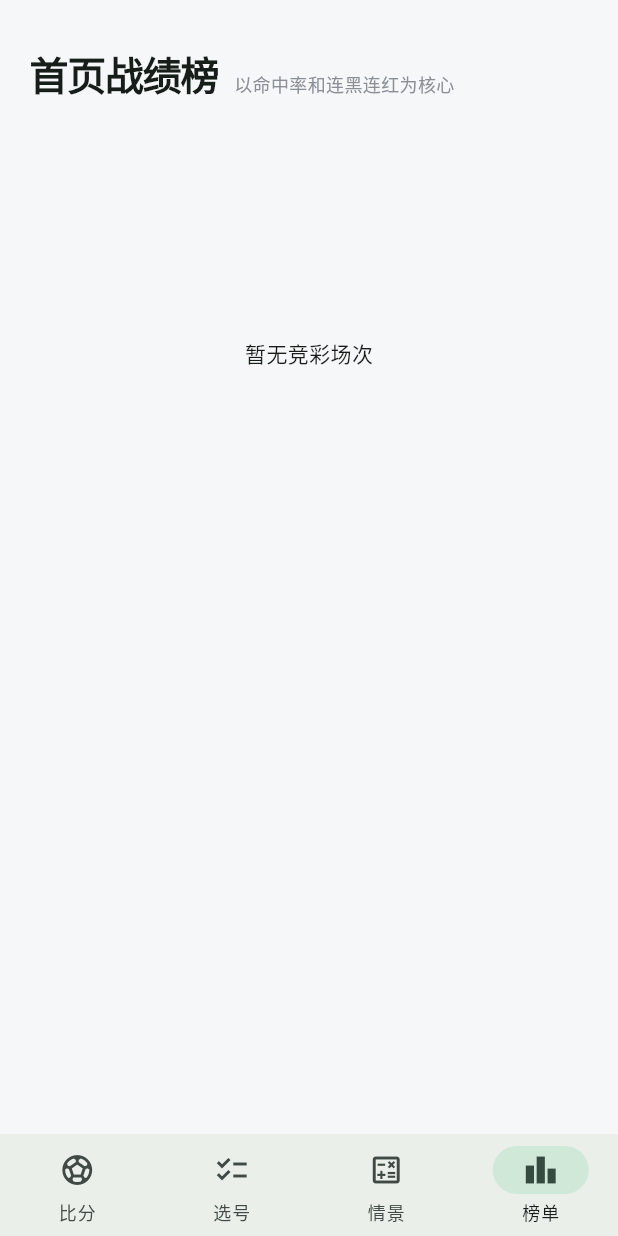
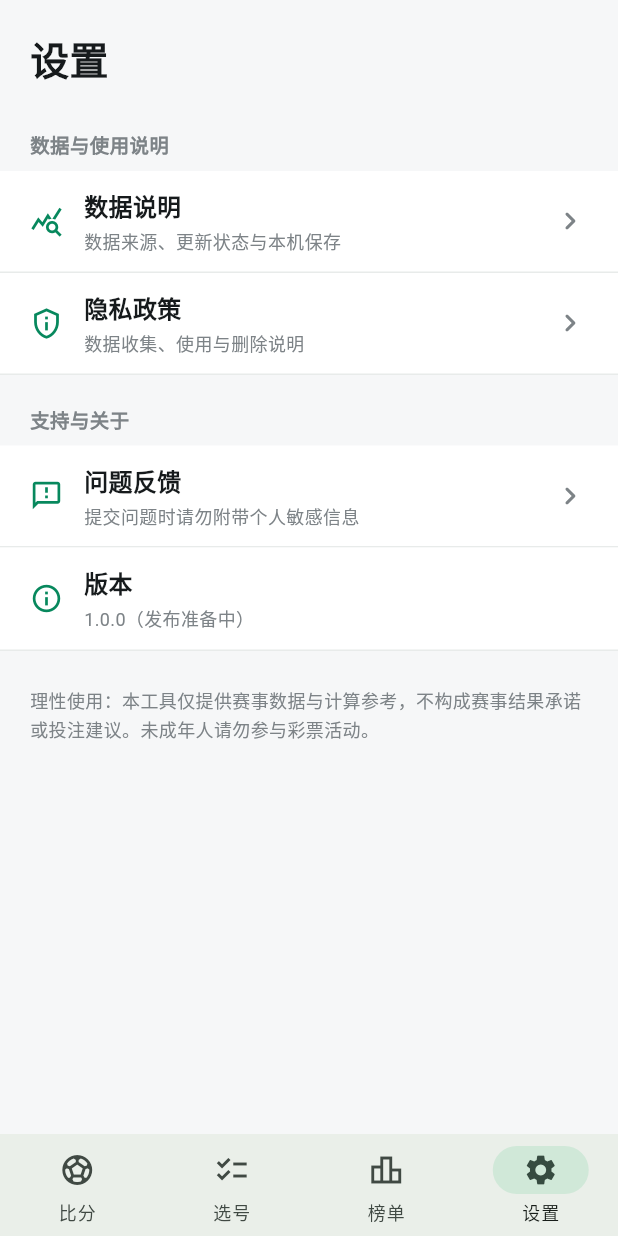
Before and after one commit to qq1141313485-ai/dropll, a Flutter app: the screen it shows after launch, item 4 of the bottom bar chosen, on a phone screen of 412 x 824 dp. Run offline on Flutter 3.47's test engine with Material 3 defaults, Android fonts, the phone set to English and light mode, and no system bars; our stand-ins replace share_plus, shared_preferences.

Commit message:
feat: add release readiness settings

```diff
--- /dev/null
+++ b/lib/settings_page.dart
@@ -0,0 +1,190 @@
+import 'package:flutter/material.dart';
+import 'package:url_launcher/url_launcher.dart';
+
+const _green = Color(0xff07885d);
+const _ink = Color(0xff161a1c);
+const _muted = Color(0xff7d8387);
+const _line = Color(0xffe8ebea);
+
+class SettingsPage extends StatelessWidget {
+  const SettingsPage({super.key});
+
+  static final _privacyUri = Uri.parse(
+    'https://github.com/qq1141313485-ai/dropll/blob/main/docs/PRIVACY_POLICY.md',
+  );
+  static final _feedbackUri = Uri.parse(
+    'https://github.com/qq1141313485-ai/dropll/issues/new',
+  );
+
+  Future<void> _open(BuildContext context, Uri uri) async {
+    final opened = await launchUrl(uri, mode: LaunchMode.externalApplication);
+    if (!context.mounted || opened) return;
+    ScaffoldMessenger.of(context).showSnackBar(
+      const SnackBar(content: Text('无法打开链接，请稍后重试')),
+    );
+  }
+
+  void _showDataNotice(BuildContext context) {
+    showModalBottomSheet<void>(
+      context: context,
+      showDragHandle: true,
+      builder: (context) => const SafeArea(
+        child: Padding(
+          padding: EdgeInsets.fromLTRB(20, 4, 20, 24),
+          child: Column(
+            mainAxisSize: MainAxisSize.min,
+            crossAxisAlignment: CrossAxisAlignment.start,
+            children: [
+              Text(
+                '数据说明',
+                style: TextStyle(
+                  color: _ink,
+                  fontSize: 18,
+                  fontWeight: FontWeight.w700,
+                ),
+              ),
+              SizedBox(height: 14),
+              Text(
+                '比赛、赔率与赛果来自已接入的数据服务。直播比分可能受上游数据更新影响；显示“比分更新中”时，请以官方赛果为准。',
+                style: TextStyle(color: _muted, fontSize: 14, height: 1.55),
+              ),
+              SizedBox(height: 10),
+              Text(
+                '方案保存于本机，仅用于展示与计算；本应用不售票、不代购、不提供投注或资金服务。',
+                style: TextStyle(color: _muted, fontSize: 14, height: 1.55),
+              ),
+            ],
+          ),
+        ),
+      ),
+    );
+  }
+
+  @override
+  Widget build(BuildContext context) {
+    return ListView(
+      padding: const EdgeInsets.only(bottom: 28),
+      children: [
+        const Padding(
+          padding: EdgeInsets.fromLTRB(20, 20, 20, 10),
+          child: Text(
+            '设置',
+            style: TextStyle(
+              color: _ink,
+              fontSize: 26,
+              fontWeight: FontWeight.w800,
+            ),
+          ),
+        ),
+        const _SectionLabel('数据与使用说明'),
+        _SettingTile(
+          icon: Icons.query_stats_outlined,
+          title: '数据说明',
+          subtitle: '数据来源、更新状态与本机保存',
+          onTap: () => _showDataNotice(context),
+        ),
+        _SettingTile(
+          icon: Icons.privacy_tip_outlined,
+          title: '隐私政策',
+          subtitle: '数据收集、使用与删除说明',
+          onTap: () => _open(context, _privacyUri),
+        ),
+        const _SectionLabel('支持与关于'),
+        _SettingTile(
+          icon: Icons.feedback_outlined,
+          title: '问题反馈',
+          subtitle: '提交问题时请勿附带个人敏感信息',
+          onTap: () => _open(context, _feedbackUri),
+        ),
+        const _SettingTile(
+          icon: Icons.info_outline,
+          title: '版本',
+          subtitle: '1.0.0（发布准备中）',
+        ),
+        const Padding(
+          padding: EdgeInsets.fromLTRB(20, 24, 20, 0),
+          child: Text(
+            '理性使用：本工具仅提供赛事数据与计算参考，不构成赛事结果承诺或投注建议。未成年人请勿参与彩票活动。',
+            style: TextStyle(color: _muted, fontSize: 12, height: 1.55),
+          ),
+        ),
+      ],
+    );
+  }
+}
+
+class _SectionLabel extends StatelessWidget {
+  const _SectionLabel(this.label);
+
+  final String label;
+
+  @override
+  Widget build(BuildContext context) => Padding(
+        padding: const EdgeInsets.fromLTRB(20, 20, 20, 8),
+        child: Text(
+          label,
+          style: const TextStyle(
+            color: _muted,
+            fontSize: 13,
+            fontWeight: FontWeight.w600,
+          ),
+        ),
+      );
+}
+
+class _SettingTile extends StatelessWidget {
+  const _SettingTile({
+    required this.icon,
+    required this.title,
+    required this.subtitle,
+    this.onTap,
+  });
+
+  final IconData icon;
+  final String title;
+  final String subtitle;
+  final VoidCallback? onTap;
+
+  @override
+  Widget build(BuildContext context) => Material(
+        color: Colors.white,
+        child: InkWell(
+          onTap: onTap,
+          child: Container(
+            constraints: const BoxConstraints(minHeight: 68),
+            padding: const EdgeInsets.symmetric(horizontal: 20, vertical: 12),
+            decoration: const BoxDecoration(
+              border: Border(bottom: BorderSide(color: _line)),
+            ),
+            child: Row(
+              children: [
+                Icon(icon, color: _green, size: 22),
+                const SizedBox(width: 14),
+                Expanded(
+                  child: Column(
+                    crossAxisAlignment: CrossAxisAlignment.start,
+                    children: [
+                      Text(
+                        title,
+                        style: const TextStyle(
+                          color: _ink,
+                          fontSize: 16,
+                          fontWeight: FontWeight.w600,
+                        ),
+                      ),
+                      const SizedBox(height: 3),
+                      Text(
+                        subtitle,
+                        style: const TextStyle(color: _muted, fontSize: 12),
+                      ),
+                    ],
+                  ),
+                ),
+                if (onTap != null)
+                  const Icon(Icons.chevron_right_rounded, color: _muted),
+              ],
+            ),
+          ),
+        ),
+      );
+}
--- a/pubspec.yaml
+++ b/pubspec.yaml
@@ -1,7 +1,7 @@
 name: cai_tool_app
 description: 彩数工具 - 纯净的竞彩数据与模型分析工具
 publish_to: none
-version: 0.1.0+1
+version: 1.0.0+1
 
 environment:
   sdk: ">=3.4.0 <4.0.0"
@@ -15,6 +15,7 @@ dependencies:
   path_provider: ^2.1.5
   share_plus: ^11.0.0
   shared_preferences: ^2.5.3
+  url_launcher: ^6.3.2
 
 dev_dependencies:
   flutter_test:
```
Also changed, not shown: lib/main.dart (+6 -68 lines), pubspec.lock, 4 other files.
